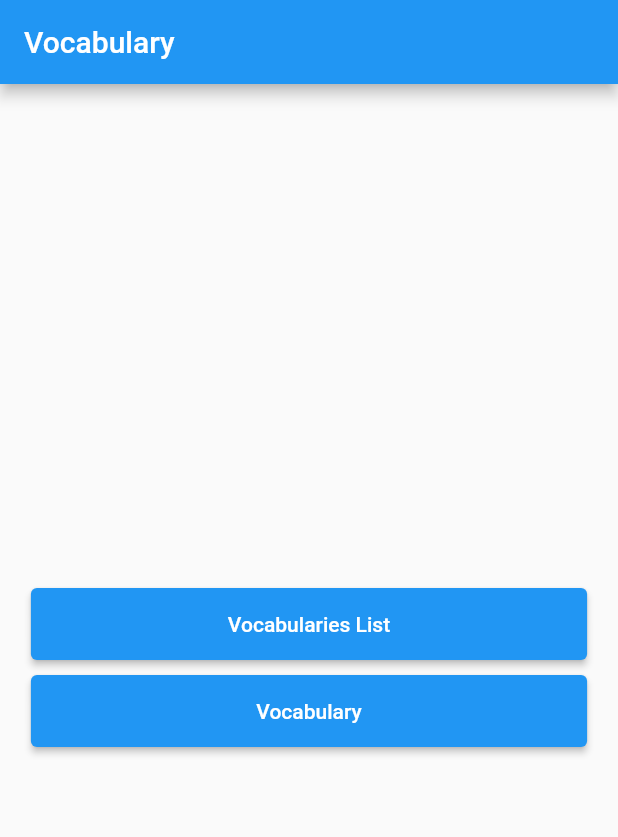
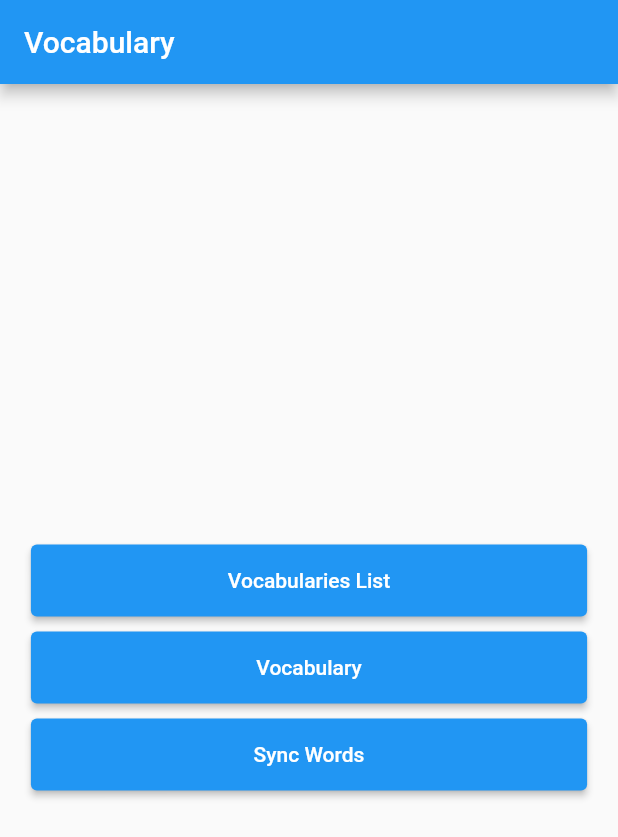
Before and after one commit to espitman/flutter-vocabulary-mvvm, a Flutter app: the screen it shows after launch, on a phone screen of 412 x 824 dp. Shown: the top 837 px of the screen. Run offline on Flutter 3.47's test engine with Material 2 defaults, Android fonts, the phone set to English and light mode, and no system bars; our stand-ins replace isar; missing offline and left inert: flutter_inappwebview; accounts and stored records are empty; generated files the repository leaves out were written again.

Commit message:
feat: init & used Isar

```diff
--- a/lib/main.dart
+++ b/lib/main.dart
@@ -1,15 +1,21 @@
 import 'package:flutter/material.dart';
+import 'package:isar/isar.dart';
 import 'package:provider/provider.dart';
+import 'package:vocab/model/database/isar_service.dart';
 import 'package:vocab/view/screen/home.dart';
 import 'package:vocab/view_model/vocab_view_model.dart';
 import 'package:vocab/view_model/vocabularies_view_model.dart';
 
-void main() {
-  runApp(const MyApp());
+void main() async {
+  WidgetsFlutterBinding.ensureInitialized();
+  final isar = await IsarService.get();
+  runApp(MyApp(isar: isar));
 }
 
 class MyApp extends StatelessWidget {
-  const MyApp({super.key});
+  final Isar isar;
+
+  const MyApp({Key? key, required this.isar}) : super(key: key);
 
   // This widget is the root of your application.
   @override
@@ -17,15 +23,18 @@
     return MultiProvider(
       providers: [
         ChangeNotifierProvider<VocabulariesViewModel>(
-          create: (_) => VocabulariesViewModel(),
+          create: (_) => VocabulariesViewModel(isar),
         ),
         ChangeNotifierProvider<VocabViewModel>(
-          create: (_) => VocabViewModel(),
+          create: (_) => VocabViewModel(isar),
         )
       ],
-      child: const MaterialApp(
+      child: MaterialApp(
         title: 'My App',
-        home: MyHomePage(title: 'Vocabulary'),
+        home: MyHomePage(
+          title: 'Vocabulary',
+          isar: isar,
+        ),
       ),
     );
   }
--- a/lib/model/repository/word_repository.dart
+++ b/lib/model/repository/word_repository.dart
@@ -1,16 +1,40 @@
 import 'dart:convert';
+
+import 'package:isar/isar.dart';
+import 'package:vocab/model/database/word_database.dart';
 
 import '../service/word_service.dart';
 import '../word.dart';
 
 class WordRepository {
-  final WordService _wordService = WordService();
+  final Isar _isar;
+  late WordService _wordService;
+  late WordDatabase _wordDatabase;
+
+  WordRepository(this._isar) {
+    _wordService = WordService();
+    _wordDatabase = WordDatabase(_isar);
+  }
 
   Future<List<Word>> fetchWordList() async {
+    final wordsList = await _wordDatabase.fetchWordList();
+    if (wordsList.isNotEmpty) {
+      return wordsList;
+    }
+    //=================================================
     dynamic response = await _wordService.getWords();
     final List<dynamic> responseData = jsonDecode(response);
     List<Word> words =
         responseData.map((postJson) => Word.fromJson(postJson)).toList();
+
+    await _isar.writeTxn(() async {
+      await _isar.words.putAll(words);
+    });
+
     return words;
   }
+
+  Future<void> sync() async {
+    await _wordDatabase.clearDB();
+  }
 }
--- a/lib/model/word.dart
+++ b/lib/model/word.dart
@@ -1,4 +1,10 @@
+import 'package:isar/isar.dart';
+
+part 'word.g.dart';
+
+@collection
 class Word {
+  Id id = Isar.autoIncrement;
   final String word;
   final String persian;
   final String description;
--- a/lib/view/screen/home.dart
+++ b/lib/view/screen/home.dart
@@ -1,11 +1,15 @@
 import 'package:flutter/material.dart';
+import 'package:isar/isar.dart';
 import 'package:vocab/view/screen/vocab.dart';
 import 'package:vocab/view/screen/vocabularies.dart';
 
+import '../../view_model/home_view_model.dart';
+
 class MyHomePage extends StatefulWidget {
-  const MyHomePage({super.key, required this.title});
+  const MyHomePage({super.key, required this.title, required this.isar});
 
   final String title;
+  final Isar isar;
 
   @override
   State<MyHomePage> createState() => _MyHomePageState();
@@ -62,6 +66,20 @@
                 ),
               ),
             ),
+            SizedBox(
+              width: MediaQuery.of(context).size.width * .9,
+              child: Padding(
+                padding: const EdgeInsets.only(top: 10),
+                child: ElevatedButton(
+                  onPressed: HomeViewModel(widget.isar).syncWords,
+                  style: ElevatedButton.styleFrom(
+                    padding: const EdgeInsets.only(
+                        left: 32, right: 32, top: 16, bottom: 16),
+                  ),
+                  child: const Text('Sync Words'),
+                ),
+              ),
+            ),
           ],
         ),
       ),
--- /dev/null
+++ b/lib/view_model/home_view_model.dart
@@ -0,0 +1,17 @@
+import 'dart:math';
+
+import 'package:flutter/cupertino.dart';
+import 'package:isar/isar.dart';
+import 'package:path_provider/path_provider.dart';
+
+import '../model/repository/word_repository.dart';
+import '../model/word.dart';
+
+class HomeViewModel with ChangeNotifier {
+  final Isar isar;
+  HomeViewModel(this.isar);
+
+  void syncWords() {
+    WordRepository(isar).sync();
+  }
+}
--- a/lib/view_model/vocab_view_model.dart
+++ b/lib/view_model/vocab_view_model.dart
@@ -1,11 +1,17 @@
 import 'dart:math';
 
 import 'package:flutter/cupertino.dart';
+import 'package:isar/isar.dart';
+import 'package:path_provider/path_provider.dart';
 
 import '../model/repository/word_repository.dart';
 import '../model/word.dart';
 
 class VocabViewModel with ChangeNotifier {
+
+  final Isar isar;
+  VocabViewModel(this.isar);
+
   List<Word> _words = [];
   bool _isLoading = true;
   int _index = 0;
@@ -22,7 +28,7 @@
     _isLoading = true;
     notifyListeners();
     try {
-      List<Word> wordList = await WordRepository().fetchWordList();
+      List<Word> wordList = await WordRepository(isar).fetchWordList();
       _words = wordList;
       _isLoading = false;
       notifyListeners();
--- a/lib/view_model/vocabularies_view_model.dart
+++ b/lib/view_model/vocabularies_view_model.dart
@@ -1,9 +1,15 @@
 import 'package:flutter/cupertino.dart';
+import 'package:isar/isar.dart';
+import 'package:path_provider/path_provider.dart';
 
+import '../model/database/isar_service.dart';
 import '../model/repository/word_repository.dart';
 import '../model/word.dart';
 
 class VocabulariesViewModel with ChangeNotifier {
+  final Isar isar;
+  VocabulariesViewModel(this.isar);
+
   List<Word> _words = [];
   bool _isLoading = true;
 
@@ -14,7 +20,7 @@
     _isLoading = true;
     notifyListeners();
     try {
-      List<Word> wordList = await WordRepository().fetchWordList();
+      List<Word> wordList = await WordRepository(isar).fetchWordList();
       _words = wordList;
       _isLoading = false;
       notifyListeners();
--- a/pubspec.yaml
+++ b/pubspec.yaml
@@ -39,6 +39,9 @@
   # The following adds the Cupertino Icons font to your application.
   # Use with the CupertinoIcons class for iOS style icons.
   cupertino_icons: ^1.0.2
+  isar: ^3.1.0+1
+  isar_flutter_libs: ^3.1.0+1
+  path_provider: ^2.0.14
 
 dev_dependencies:
   flutter_test:
@@ -50,6 +53,8 @@
   # package. See that file for information about deactivating specific lint
   # rules and activating additional ones.
   flutter_lints: ^2.0.0
+  isar_generator: ^3.1.0+1
+  build_runner: ^2.3.3
 
 # For information on the generic Dart part of this file, see the
 # following page: https://dart.dev/tools/pub/pubspec
```
Also changed, not shown: lib/model/database/isar_service.dart (added, +15 -0 lines), lib/model/database/word_database.dart (added, +19 -0 lines), lib/model/word.g.dart (added), pubspec.lock, 5 other files.
